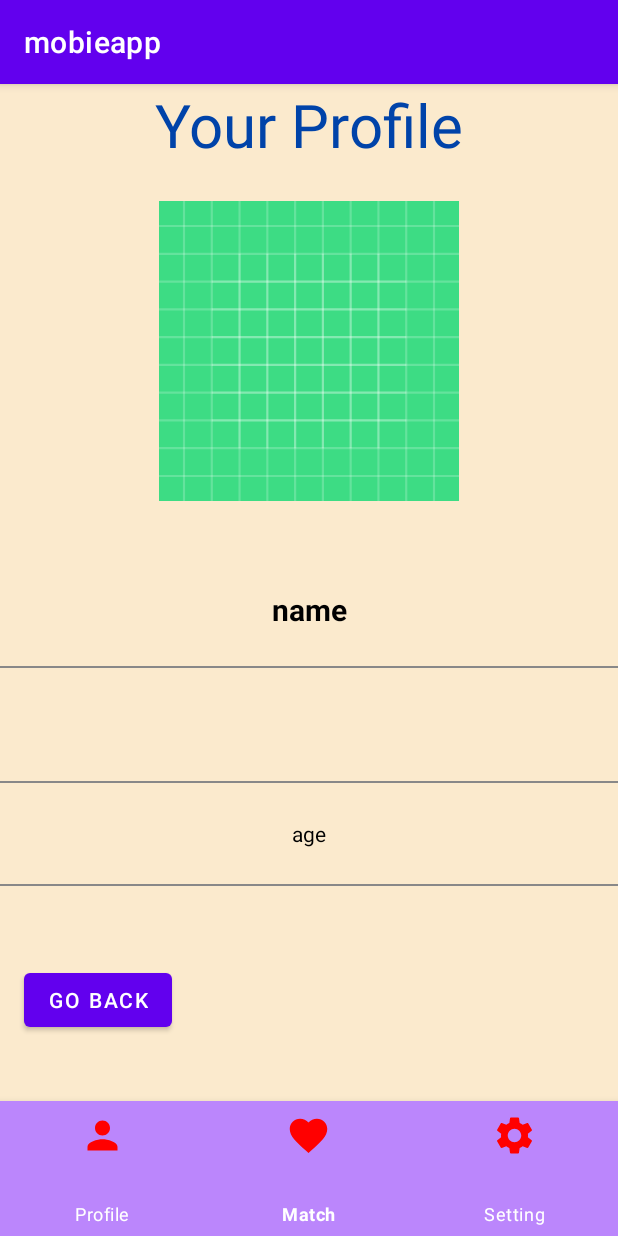
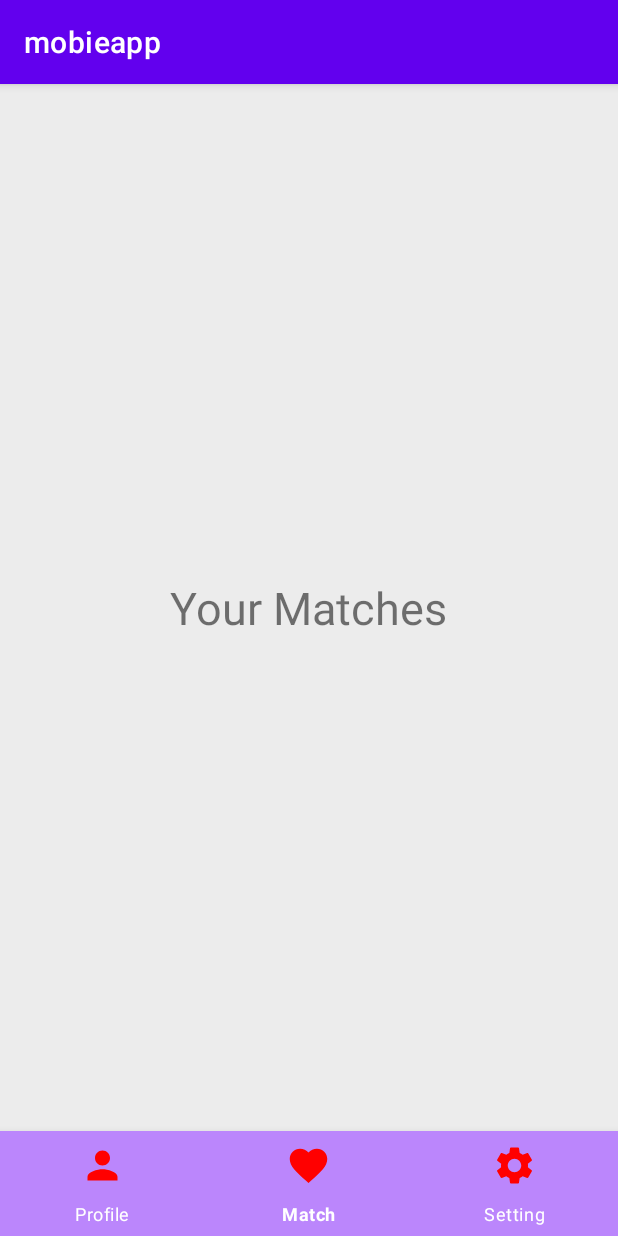
Before and after one commit to AGT1041/AndroidApp, an Android app: the ProfileFragment screen opened directly, with no data from a screen before it, item 2 of the bottom bar chosen, on a phone screen of 412 x 824 dp. Run offline under Robolectric (Android 15) with nearby library versions, the phone set to English and light mode, and no system bars.

```diff
--- a/app/build.gradle
+++ b/app/build.gradle
@@ -49,11 +49,15 @@ dependencies {
     androidTestImplementation 'androidx.test.espresso:espresso-contrib:3.1.0'
     implementation 'com.android.support.constraint:constraint-layout:1.0.2'
     implementation 'com.google.android.material:material:1.1.0-alpa02'
+    androidTestImplementation 'androidx.test.espresso:espresso-intents:3.2.0'
+    implementation 'com.android.support.constraint:constraint-layout:1.0.2'
+
     def fragment_version = "1.3.3"
 
     // Java language implementation
     implementation "androidx.fragment:fragment:$fragment_version"
     // Kotlin
     implementation "androidx.fragment:fragment-ktx:$fragment_version"
+
 }
 apply plugin:  'com.google.gms.google-services'
--- /dev/null
+++ b/app/src/main/java/com/example/androidapplication/MatchesFragment.java
@@ -0,0 +1,32 @@
+package com.example.androidapplication;
+
+import android.os.Bundle;
+import android.view.LayoutInflater;
+import android.view.View;
+import android.view.ViewGroup;
+
+import androidx.fragment.app.Fragment;
+
+
+public class MatchesFragment extends Fragment {
+
+
+
+
+
+
+
+
+    @Override
+    public void onCreate(Bundle savedInstanceState) {
+        super.onCreate(savedInstanceState);
+        setHasOptionsMenu(true);
+    }
+
+    @Override
+    public View onCreateView(LayoutInflater inflater, ViewGroup container,
+                             Bundle savedInstanceState) {
+        View view = inflater.inflate(R.layout.fragment_matches, container, false);
+        return view;
+    }
+}
--- a/app/src/main/java/com/example/androidapplication/ProfileFragment.java
+++ b/app/src/main/java/com/example/androidapplication/ProfileFragment.java
@@ -13,7 +13,7 @@ public class ProfileFragment extends Fragment {
 
     private SecondActivity.Data datas;
     private FragmentManager manger;
-    private TextView users, userage, userjob, userdesc,age;
+    private TextView users, userage, userjob, userdesc,fullname;
 
 
 
@@ -30,15 +30,17 @@ public class ProfileFragment extends Fragment {
                              Bundle savedInstanceState) {
         // Inflate the layout for this fragment
         View view = inflater.inflate(R.layout.fragment_profile, container, false);
-        users=view.findViewById(R.id.loginText);
+        users=view.findViewById(R.id.usernamText);
         userage=view.findViewById(R.id.age);
         userdesc=view.findViewById(R.id.description);
-        userjob=view.findViewById(R.id.setoccupation);
+        userjob=view.findViewById(R.id.fullName);
+        fullname=view.findViewById(R.id.setoccupation);
 
         users.setText(this.datas.user);
-        userjob.setText(this.datas.work);
-        userdesc.setText(this.datas.descrption);
-        userage.setInputType(this.datas.ages);
+       userjob.setText(this.datas.work);
+       userdesc.setText(this.datas.descrption);
+        userage.setText(this.datas.realage);
+        fullname.setText(this.datas.fullname);
         return view;
     }
     public void setData(SecondActivity.Data data){
--- a/app/src/main/java/com/example/androidapplication/SecondActivity.java
+++ b/app/src/main/java/com/example/androidapplication/SecondActivity.java
@@ -21,7 +21,7 @@ public class SecondActivity extends AppCompatActivity {
     private TextView userName,age,fullNmae,occupation,descriptiontext;
     private Button back;
     private BottomNavigationView  bottomview;
-    private String user,work,description,fullname;
+    private String user,work,description,fullname,realage;
     private int ages;
     private FragmentManager manager;
     @Override
@@ -42,16 +42,18 @@ public class SecondActivity extends AppCompatActivity {
 
             if (bundle.containsKey("age")) {
                 ages = bundle.getInt("age",0);
+                //String b= Integer.toString(a);
+                realage=Integer.toString(ages);
             }
             if (bundle.containsKey("work")) {
                 work= bundle.getString("work");
             }
-            if (bundle.containsKey("usernames")) {
-                description = bundle.getString("usernames");
+            if (bundle.containsKey("description")) {
+                description = bundle.getString("description");
             }
 
-            if (bundle.containsKey("description")) {
-                fullname = bundle.getString("description");
+            if (bundle.containsKey("fullname")) {
+                fullname = bundle.getString("fullname");
             }
         }
         //userName=findViewById(R.id.loginText);
@@ -79,7 +81,7 @@ public class SecondActivity extends AppCompatActivity {
 
 
         ProfileFragment fragment = new ProfileFragment();
-        fragment.setData(new Data(user,work,description,fullname,ages));
+        fragment.setData(new Data(user,fullname,description,work,realage));
 
         FragmentManager manager = getSupportFragmentManager();
         FragmentTransaction transaction = manager.beginTransaction();
@@ -95,13 +97,16 @@ public class SecondActivity extends AppCompatActivity {
                     switch (item.getItemId()){
                         case R.id.nav_profile:
                             ProfileFragment fragment = new ProfileFragment();
-                            fragment.setData(new Data(user,work,description,fullname,ages));
+                            fragment.setData(new Data(user,fullname,description,work,realage));
                             getSupportFragmentManager().beginTransaction().replace(R.id.fragment_container,fragment).commit();
                             break;
                         case R.id.nav_setting:
                             SettingFragment seting = new SettingFragment();
                             getSupportFragmentManager().beginTransaction().replace(R.id.fragment_container, new SettingFragment()).commit();
-
+                            break;
+                        case R.id.nav_matches:
+                            MatchesFragment matches = new MatchesFragment();
+                            getSupportFragmentManager().beginTransaction().replace(R.id.fragment_container, new MatchesFragment()).commit();
                     }
 
                     return true;
@@ -111,14 +116,13 @@ public class SecondActivity extends AppCompatActivity {
 
     public static class  Data {
         String user,fullname,descrption,work;
-        int ages;
-        Data(String user,String fullname, String descrption, String work, int ages){
+        String realage;
+        Data(String user,String fullname, String descrption, String work, String realage){
             this.user=user;
             this.fullname=fullname;
             this.work=work;
             this.descrption=descrption;
-            this.fullname=fullname;
-            this.ages=ages;
+            this.realage=realage;
 
         }
 
--- a/app/src/main/res/layout/activity_main.xml
+++ b/app/src/main/res/layout/activity_main.xml
@@ -1,4 +1,7 @@
 <?xml version="1.0" encoding="utf-8"?>
+<ScrollView xmlns:android="http://schemas.android.com/apk/res/android"
+    android:layout_height="match_parent"
+    android:layout_width="match_parent">
 <LinearLayout xmlns:android="http://schemas.android.com/apk/res/android"
     xmlns:tools="http://schemas.android.com/tools"
     android:id="@+id/activity_main"
@@ -96,3 +99,4 @@
 
 
 </LinearLayout>
+</ScrollView>
--- a/app/src/main/res/layout/activity_second.xml
+++ b/app/src/main/res/layout/activity_second.xml
@@ -15,7 +15,7 @@
     <com.google.android.material.bottomnavigation.BottomNavigationView
         android:id="@+id/bottom_navigation"
         android:layout_width="wrap_content"
-        android:layout_height="90dp"
+        android:layout_height="@dimen/seventy"
         android:layout_alignParentBottom="true"
         android:layout_marginBottom="0dp"
         app:itemIconTint="@color/red"
--- a/app/src/main/res/layout/fragment_matches.xml
+++ b/app/src/main/res/layout/fragment_matches.xml
@@ -1,14 +1,18 @@
 <?xml version="1.0" encoding="utf-8"?>
-<FrameLayout xmlns:android="http://schemas.android.com/apk/res/android"
+<LinearLayout xmlns:android="http://schemas.android.com/apk/res/android"
     xmlns:tools="http://schemas.android.com/tools"
     android:layout_width="match_parent"
     android:layout_height="match_parent"
+    android:gravity="center"
     tools:context=".MatchesFragment">
 
     <!-- TODO: Update blank fragment layout -->
     <TextView
-        android:layout_width="match_parent"
-        android:layout_height="match_parent"
-        android:text="@string/hello_blank_fragment" />
+        android:id="@+id/matchTitile"
+        android:layout_width="wrap_content"
 
-</FrameLayout>
+        android:layout_height="wrap_content"
+        android:text="@string/matchtitle"
+        android:textSize="@dimen/thirty" />
+
+</LinearLayout>
--- a/app/src/main/res/layout/fragment_profile.xml
+++ b/app/src/main/res/layout/fragment_profile.xml
@@ -1,4 +1,7 @@
 <?xml version="1.0" encoding="utf-8"?>
+<ScrollView xmlns:android="http://schemas.android.com/apk/res/android"
+    android:layout_height="match_parent"
+    android:layout_width="match_parent">
 <androidx.constraintlayout.widget.ConstraintLayout xmlns:android="http://schemas.android.com/apk/res/android"
     xmlns:app="http://schemas.android.com/apk/res-auto"
     xmlns:tools="http://schemas.android.com/tools"
@@ -32,7 +35,7 @@
         app:layout_constraintStart_toStartOf="parent"
         app:layout_constraintTop_toBottomOf="@id/profileText"/>
     <TextView
-        android:id="@+id/loginText"
+        android:id="@+id/usernamText"
         android:layout_width="wrap_content"
         android:layout_height="wrap_content"
         android:text="Username"
@@ -52,7 +55,7 @@
         android:textStyle="bold"
         app:layout_constraintEnd_toEndOf="parent"
         app:layout_constraintStart_toStartOf="parent"
-        app:layout_constraintTop_toBottomOf="@id/loginText" />
+        app:layout_constraintTop_toBottomOf="@id/usernamText" />
     <View
         android:id="@+id/lineOne"
         android:layout_width="0dp"
@@ -65,11 +68,11 @@
 
 
     <TextView
-        android:id="@+id/description"
+        android:id="@+id/setoccupation"
         android:layout_width="0dp"
         android:layout_height="wrap_content"
         android:layout_marginTop="24dp"
-        android:text="description"
+        android:text="occupation"
         android:textAlignment="center"
         android:textColor="#000"
         android:textSize="20sp"
@@ -85,7 +88,7 @@
         android:background="#888"
         app:layout_constraintEnd_toEndOf="parent"
         app:layout_constraintStart_toStartOf="parent"
-        app:layout_constraintTop_toBottomOf="@id/description" />
+        app:layout_constraintTop_toBottomOf="@id/setoccupation" />
 
     <TextView
         android:id="@+id/age"
@@ -108,25 +111,26 @@
         app:layout_constraintStart_toStartOf="parent"
         app:layout_constraintTop_toBottomOf="@id/age" />
     <TextView
-        android:id="@+id/setoccupation"
+        android:id="@+id/description"
         android:layout_width="wrap_content"
         android:layout_height="wrap_content"
         android:layout_marginTop="24dp"
-        android:text="23"
+        android:text="desc"
         android:textColor="#000"
         app:layout_constraintEnd_toEndOf="parent"
         app:layout_constraintStart_toStartOf="parent"
         app:layout_constraintTop_toBottomOf="@id/lineThree" />
+
     <Button
         android:id="@+id/button"
         android:layout_width="wrap_content"
         android:layout_height="wrap_content"
+        android:layout_marginTop="40dp"
         android:text="@string/back"
-        app:layout_constraintBottom_toBottomOf="parent"
         app:layout_constraintEnd_toEndOf="parent"
-        app:layout_constraintHorizontal_bias="0.052"
+        app:layout_constraintHorizontal_bias="0.525"
         app:layout_constraintStart_toStartOf="parent"
-        app:layout_constraintTop_toTopOf="parent"
-        app:layout_constraintVertical_bias="0.931" />
+        app:layout_constraintTop_toBottomOf="@id/description" />
 
 </androidx.constraintlayout.widget.ConstraintLayout>
+</ScrollView>
--- a/app/src/main/res/values/strings.xml
+++ b/app/src/main/res/values/strings.xml
@@ -10,6 +10,8 @@
     <string name="datePick">Pick a Date </string>
     <string name="me">Taddesse, Abenezer 4/12/2021 </string>
     <string name="profile">Your Profile </string>
+    <string name="matchtitle">Your Matches </string>
+
     <!-- TODO: Remove or change this placeholder text -->
     <string name="hello_blank_fragment">Hello blank fragment</string>
 </resources>
```
Also changed, not shown: app/src/main/java/com/example/androidapplication/MainActivity.java (+33 -28 lines), 2 other files.
